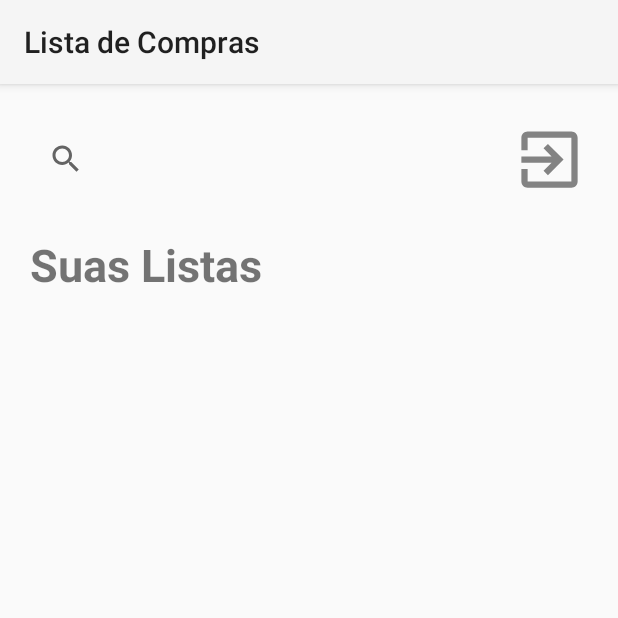
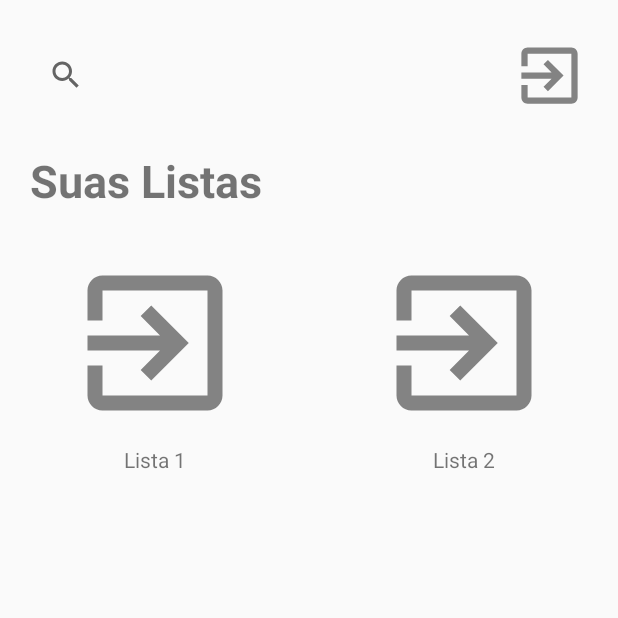
Before and after one commit to RafaelCamilloJorge/lista-compras-android-kotlin, an Android app: the ShoppingListActivity screen opened directly, with no data from a screen before it, on a phone screen of 412 x 824 dp, the top half of it. Run offline under Robolectric (Android 15) with nearby library versions, the phone set to English and light mode, and no system bars.

Commit message:
create recycler view

```diff
--- a/app/src/main/java/com/example/listadecompras/feature/shopping_lists/ShoppingListActivity.kt
+++ b/app/src/main/java/com/example/listadecompras/feature/shopping_lists/ShoppingListActivity.kt
@@ -1,21 +1,27 @@
 package com.example.listadecompras.feature.shopping_lists
 
 import android.os.Bundle
-import androidx.activity.enableEdgeToEdge
-import androidx.appcompat.app.AppCompatActivity
-import androidx.core.view.ViewCompat
-import androidx.core.view.WindowInsetsCompat
+import androidx.activity.ComponentActivity
+import androidx.recyclerview.widget.GridLayoutManager
+import androidx.recyclerview.widget.LinearLayoutManager
 import com.example.listadecompras.R
+import com.example.listadecompras.databinding.ActivityShoppingListBinding
 
-class ShoppingListActivity : AppCompatActivity() {
+class ShoppingListActivity : ComponentActivity() {
+    private lateinit var binding: ActivityShoppingListBinding
+
     override fun onCreate(savedInstanceState: Bundle?) {
         super.onCreate(savedInstanceState)
-        enableEdgeToEdge()
-        setContentView(R.layout.activity_shopping_list)
-        ViewCompat.setOnApplyWindowInsetsListener(findViewById(R.id.main)) { v, insets ->
-            val systemBars = insets.getInsets(WindowInsetsCompat.Type.systemBars())
-            v.setPadding(systemBars.left, systemBars.top, systemBars.right, systemBars.bottom)
-            insets
-        }
+        binding = ActivityShoppingListBinding.inflate(layoutInflater)
+        setContentView(binding.root)
+
+
+        val items = listOf(
+            ShoppingItem(R.drawable.ic_exit, "Lista 1"),
+            ShoppingItem(R.drawable.ic_exit, "Lista 2"),
+        )
+
+        binding.recyclerView.layoutManager = GridLayoutManager(this, 2)
+        binding.recyclerView.adapter = ShoppingListAdapter(items)
     }
 }
--- /dev/null
+++ b/app/src/main/java/com/example/listadecompras/feature/shopping_lists/ShoppingListAdapter.kt
@@ -0,0 +1,29 @@
+package com.example.listadecompras.feature.shopping_lists
+
+import android.view.LayoutInflater
+import android.view.ViewGroup
+import androidx.recyclerview.widget.RecyclerView
+import com.example.listadecompras.R
+import com.example.listadecompras.databinding.ListOfItemsBinding
+
+data class ShoppingItem(val imageResId: Int, val title: String)
+
+class ShoppingListAdapter(private val items: List<ShoppingItem>) : RecyclerView.Adapter<ShoppingListAdapter.ShoppingListViewHolder>() {
+
+    inner class ShoppingListViewHolder(val binding: ListOfItemsBinding) : RecyclerView.ViewHolder(binding.root)
+
+    override fun onCreateViewHolder(parent: ViewGroup, viewType: Int): ShoppingListViewHolder {
+        val binding = ListOfItemsBinding.inflate(LayoutInflater.from(parent.context), parent, false)
+        return ShoppingListViewHolder(binding)
+    }
+
+    override fun onBindViewHolder(holder: ShoppingListViewHolder, position: Int) {
+        val item = items[position]
+        with(holder.binding) {
+            itemImage.setImageResource(item.imageResId)
+            itemTitle.text = item.title
+        }
+    }
+
+    override fun getItemCount(): Int = items.size
+}
--- a/app/src/main/res/layout/activity_register.xml
+++ b/app/src/main/res/layout/activity_register.xml
@@ -69,11 +69,11 @@
         app:layout_constraintTop_toBottomOf="@id/password_field" />
 
     <Button
-        android:id="@+id/login_button"
+        android:id="@+id/register_button"
         android:layout_width="0dp"
         android:layout_height="wrap_content"
         android:layout_marginTop="24dp"
-        android:text="Login"
+        android:text="Registrar"
         app:layout_constraintEnd_toEndOf="parent"
         app:layout_constraintStart_toStartOf="parent"
         app:layout_constraintTop_toBottomOf="@id/confirm_password_field"/>
@@ -86,6 +86,6 @@
         android:text="Voltar"
         app:layout_constraintStart_toStartOf="parent"
         app:layout_constraintEnd_toEndOf="parent"
-        app:layout_constraintTop_toBottomOf="@id/login_button"/>
+        app:layout_constraintTop_toBottomOf="@id/register_button"/>
 
 </androidx.constraintlayout.widget.ConstraintLayout>
--- a/app/src/main/res/layout/list_of_items.xml
+++ b/app/src/main/res/layout/list_of_items.xml
@@ -1,6 +1,29 @@
 <?xml version="1.0" encoding="utf-8"?>
-<androidx.constraintlayout.widget.ConstraintLayout xmlns:android="http://schemas.android.com/apk/res/android"
+<androidx.constraintlayout.widget.ConstraintLayout
+    xmlns:android="http://schemas.android.com/apk/res/android"
+    xmlns:app="http://schemas.android.com/apk/res-auto"
     android:layout_width="match_parent"
-    android:layout_height="match_parent">
+    android:layout_height="wrap_content"
+    android:layout_margin="8dp">
+
+    <ImageView
+        android:id="@+id/item_image"
+        android:layout_width="120dp"
+        android:layout_height="120dp"
+        android:src="@drawable/ic_exit"
+        app:layout_constraintTop_toTopOf="parent"
+        app:layout_constraintStart_toStartOf="parent"
+        app:layout_constraintEnd_toEndOf="parent"
+        app:layout_constraintBottom_toTopOf="@+id/item_title" />
+
+    <TextView
+        android:id="@+id/item_title"
+        android:layout_width="wrap_content"
+        android:layout_height="wrap_content"
+        android:text="Item Title"
+        app:layout_constraintTop_toBottomOf="@+id/item_image"
+        app:layout_constraintStart_toStartOf="parent"
+        app:layout_constraintEnd_toEndOf="parent"
+        android:layout_marginTop="8dp"/>
 
 </androidx.constraintlayout.widget.ConstraintLayout>
```
